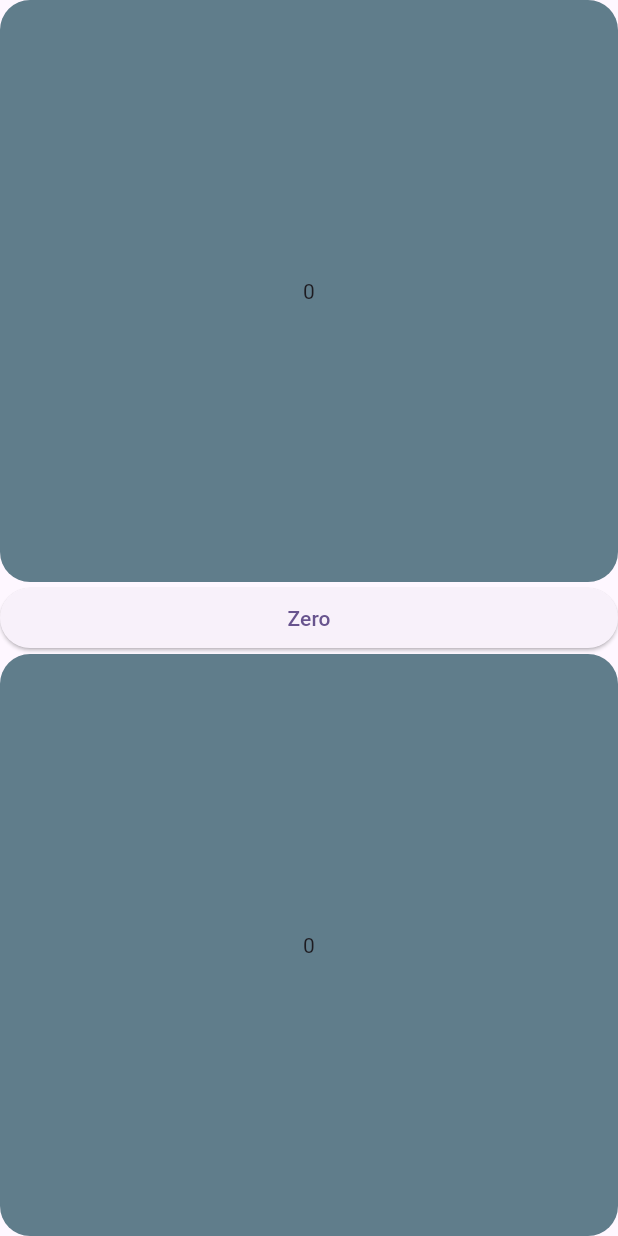
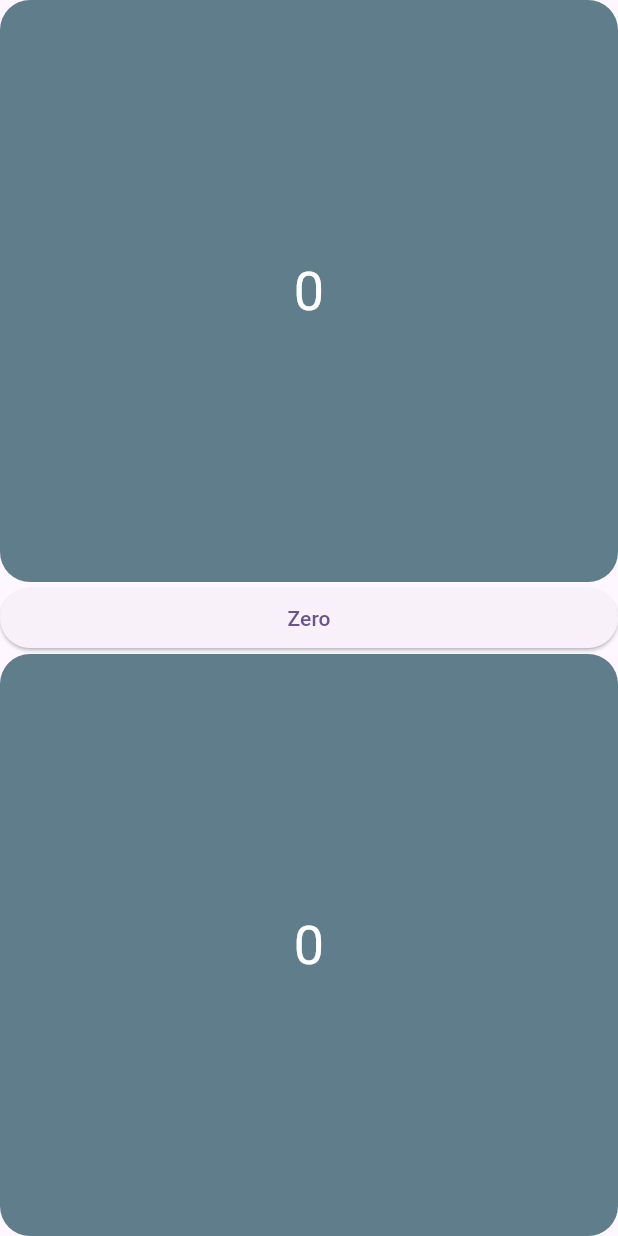
Before and after one commit to marieta1993/quiz, a Flutter app: the screen it shows after launch, on a phone screen of 412 x 824 dp. Run offline on Flutter 3.47's test engine with Material 3 defaults, Android fonts, the phone set to English and light mode, and no system bars.

Commit message:
Changed text styles

```diff
--- a/lib/quiz_screen.dart
+++ b/lib/quiz_screen.dart
@@ -38,6 +38,8 @@ class _QuizScreenState extends State<QuizScreen> {
                         children: [
                           Text(
                             incrementValue.toString(),
+                            style: const TextStyle(
+                                fontSize: 36.0, color: Colors.white),
                           ),
                         ],
                       ),
@@ -66,6 +68,8 @@ class _QuizScreenState extends State<QuizScreen> {
                         children: [
                           Text(
                             decrementValue.toString(),
+                            style: const TextStyle(
+                                color: Colors.white, fontSize: 36.0),
                           ),
                         ],
                       ),
```
